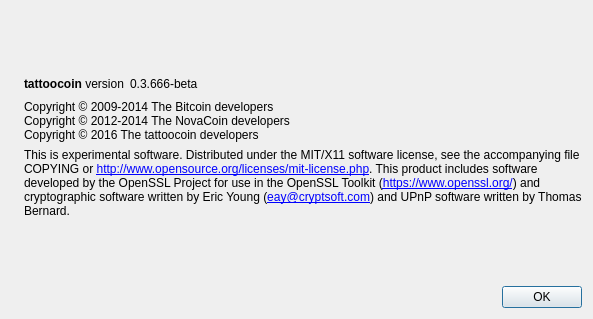
The window that src/qt/forms/aboutdialog.ui (piblockchains/tatoocoin) describes before a commit, drawn with Qt 5.
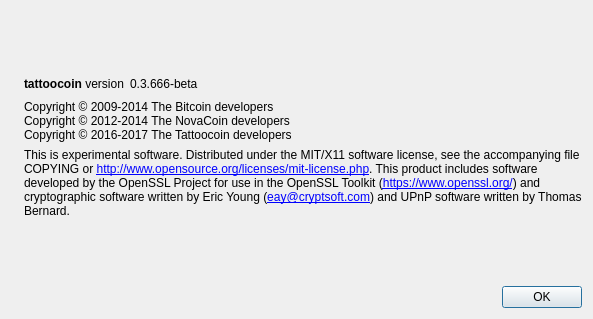
The same window after the commit. Icons and pictures are not drawn.

Patch:
```diff
--- a/src/qt/forms/aboutdialog.ui
+++ b/src/qt/forms/aboutdialog.ui
@@ -93,7 +93,7 @@
        <property name="text">
         <string>Copyright © 2009-2014 The Bitcoin developers
 Copyright © 2012-2014 The NovaCoin developers
-Copyright © 2016 The tattoocoin developers</string>
+Copyright © 2016-2017 The Tattoocoin developers</string>
        </property>
        <property name="textInteractionFlags">
         <set>Qt::LinksAccessibleByMouse|Qt::TextSelectableByKeyboard|Qt::TextSelectableByMouse</set>
```
